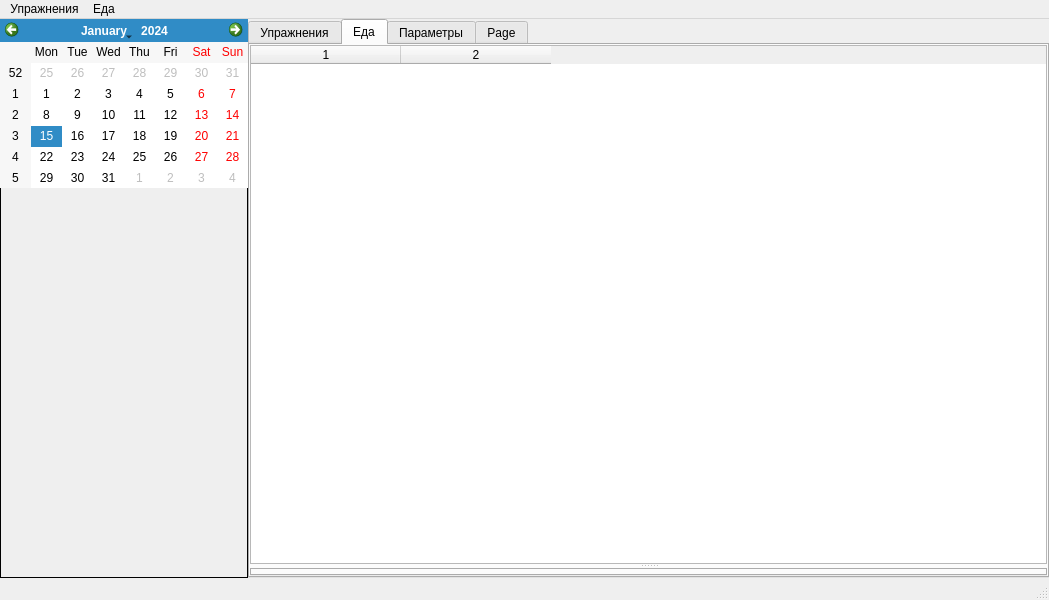
yantayga/Diary, file src/mainwindow.ui: the form before one commit.
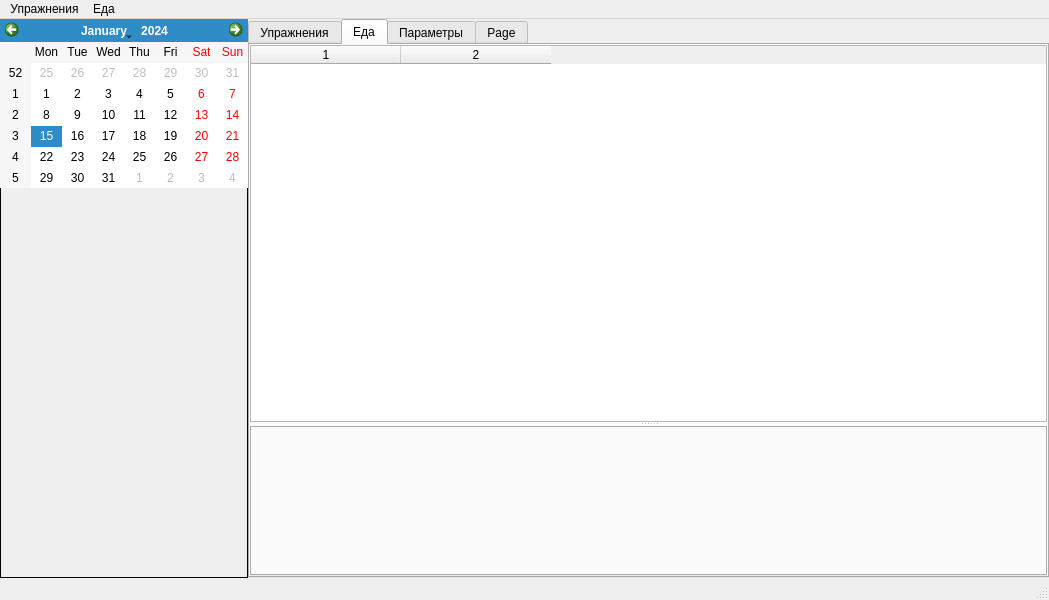
The form after the commit. The open tabs and pages were chosen to show the change.

What changed in the file:
```diff
--- a/src/mainwindow.ui
+++ b/src/mainwindow.ui
@@ -205,6 +205,12 @@
         <string>Еда</string>
        </attribute>
        <widget class="QTableWidget" name="tableFoodIncome">
+        <property name="minimumSize">
+         <size>
+          <width>150</width>
+          <height>0</height>
+         </size>
+        </property>
         <property name="editTriggers">
          <set>QAbstractItemView::NoEditTriggers</set>
         </property>
@@ -242,6 +248,12 @@
         <column/>
        </widget>
        <widget class="QTabWidget" name="tabsFoodContent">
+        <property name="minimumSize">
+         <size>
+          <width>0</width>
+          <height>150</height>
+         </size>
+        </property>
         <property name="currentIndex">
          <number>-1</number>
         </property>
```
